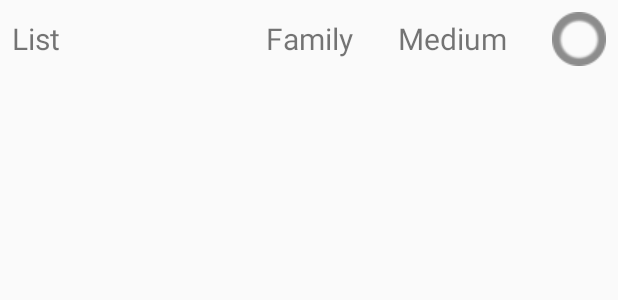
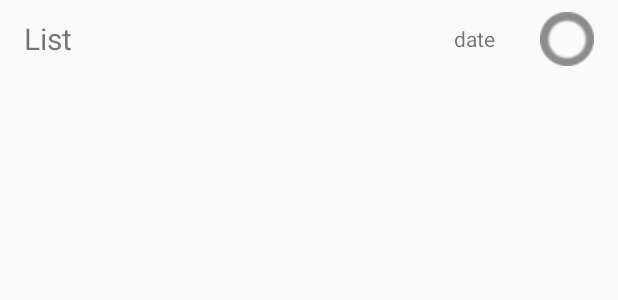
Before and after one commit to greenstack/yatm, an Android app: the layout list_item.xml on its own in the app's theme, with its tools: preview values and no code run, on a phone screen of 412 x 824 dp. Shown: the top 300 px of the screen. Run offline under Robolectric (Android 15) with nearby library versions, the phone set to English and light mode, and no system bars.

Commit message:
various changes

```diff
--- a/app/src/main/res/layout/list_item.xml
+++ b/app/src/main/res/layout/list_item.xml
@@ -3,6 +3,7 @@
     xmlns:android="http://schemas.android.com/apk/res/android"
     xmlns:app="http://schemas.android.com/apk/res-auto"
     xmlns:tools="http://schemas.android.com/tools"
+    android:id="@+id/list_item_whole"
     android:layout_width="match_parent"
     android:layout_height="wrap_content"
     android:paddingTop="8dp"
@@ -18,37 +19,29 @@
         android:layout_height="wrap_content"
         android:layout_alignParentStart="true"
         android:layout_centerVertical="true"
-        android:layout_marginStart="0dp"
+        android:layout_marginStart="8dp"
         android:text="@string/list_name"
         android:textSize="20sp" />
 
     <TextView
-        android:id="@+id/priority_list_text"
+        android:id="@+id/date_text_main"
         android:layout_width="wrap_content"
         android:layout_height="wrap_content"
         android:layout_centerVertical="true"
         android:layout_marginEnd="30dp"
         android:layout_toStartOf="@+id/check_button"
-        android:text="@string/list_priority"
-        android:textSize="20sp" />
-
-    <TextView
-        android:id="@+id/type_text"
-        android:layout_width="wrap_content"
-        android:layout_height="wrap_content"
-        android:layout_centerVertical="true"
-        android:layout_marginEnd="30dp"
-        android:layout_toStartOf="@+id/priority_list_text"
-        android:text="@string/list_type"
-        android:textSize="20sp" />
+        android:text="@string/list_date"
+        android:textAlignment="textEnd"
+        android:textSize="14sp" />
 
     <ImageButton
         android:id="@+id/check_button"
-        android:background="@android:color/transparent"
         android:layout_width="wrap_content"
         android:layout_height="wrap_content"
         android:layout_alignParentEnd="true"
         android:layout_centerVertical="true"
+        android:layout_marginEnd="8dp"
+        android:background="@android:color/transparent"
         app:srcCompat="@drawable/check" />
 
 </RelativeLayout>
--- a/app/src/main/res/values/strings.xml
+++ b/app/src/main/res/values/strings.xml
@@ -11,6 +11,7 @@
     <string name="list_setup_priority_edit">Priority</string>
     <string name="list_type">Family</string>
     <string name="list_priority">Medium</string>
+    <string name="list_date">"date</string>
 
     <string-array name = "type">
         <item>School</item>
```
Also changed, not shown: app/src/main/java/dj/yatm/Views/ListDataActivity.java (+21 -2 lines), app/src/main/java/dj/yatm/Views/MainActivity.java (+42 -15 lines), app/src/main/res/layout/activity_main.xml (+5 -14 lines).
